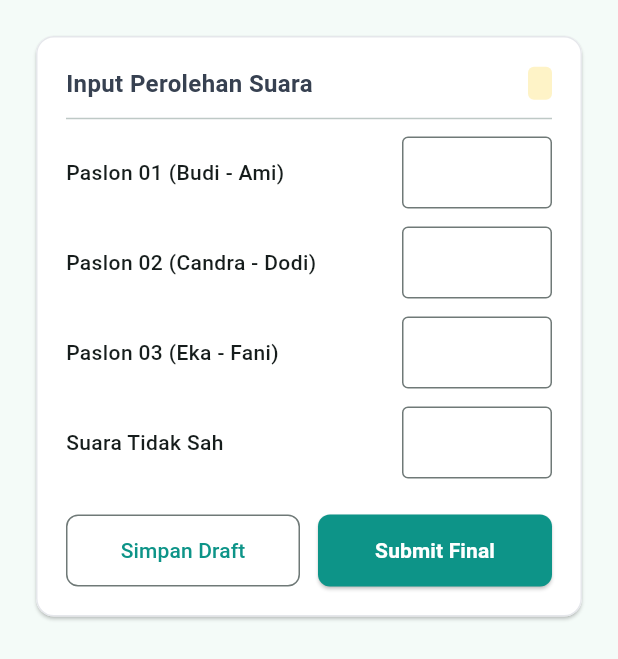
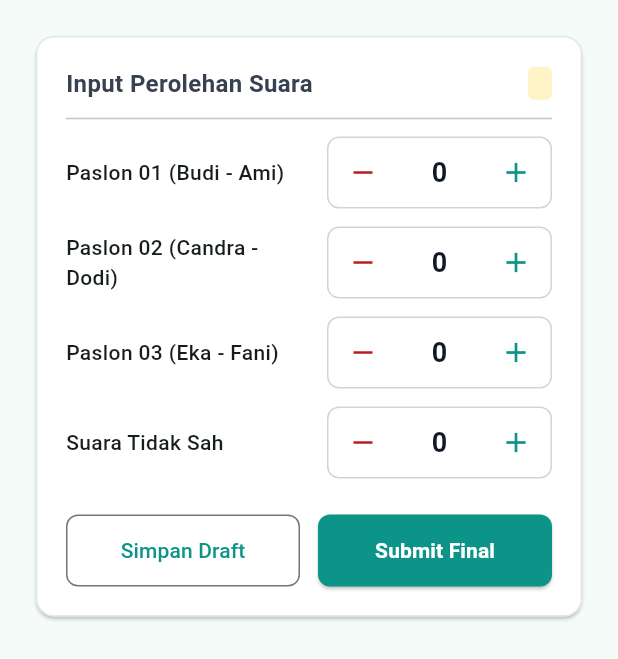
Before and after one commit to Stevano016/kpu-gentan, a Flutter app: the QuickCountTab widget shown alone on an empty page, opened directly with empty values, on a phone screen of 412 x 824 dp. Shown: the top 659 px of the screen. Run offline on Flutter 3.47's test engine with Material 3 defaults, Android fonts, the phone set to English and light mode, and no system bars; our stand-ins replace shared_preferences; missing offline and left inert: mobile_scanner; accounts and stored records are empty; network calls fail.

Commit message:
feat: hitung suara pakai tombol tambah dan kurang di aplikasi lapangan
Mengetik angka di lokasi penghitungan mudah salah dan merepotkan; sekarang
petugas cukup menekan tombol. Angkanya tetap disimpan di tempat yang sama
seperti sebelumnya, jadi penyimpanan draft dan pengiriman final tidak ikut
berubah. Nilainya tidak bisa turun di bawah nol.

Tombolnya bisa ditekan-tahan: perolehan satu TPS bisa mencapai ratusan, dan
mengharuskan petugas mengetuk sebanyak itu jelas tidak masuk akal.

Statistik di beranda ikut menyesuaikan tahapan pendataan yang baru, dan
membaca kolom lama sebagai cadangan supaya perangkat yang belum sinkron ulang
tetap terbaca.

Ditambah aturan keamanan jaringan yang mengizinkan koneksi tanpa TLS hanya ke
alamat server uji, sementara seluruh host lain tetap wajib HTTPS.

Co-Authored-By: Claude Opus 5 (1M context) <noreply@anthropic.com>

```diff
--- a/mobile/lib/screens/tabs/quick_count_tab.dart
+++ b/mobile/lib/screens/tabs/quick_count_tab.dart
@@ -1,3 +1,5 @@
+import 'dart:async';
+
 import 'package:flutter/material.dart';
 import '../../utils/paslon_helper.dart';
 
@@ -166,20 +168,133 @@ class QuickCountTab extends StatelessWidget {
           ),
         ),
         const SizedBox(width: 12),
-        SizedBox(
-          width: 100,
-          child: TextField(
-            controller: controller,
-            keyboardType: TextInputType.number,
-            textAlign: TextAlign.center,
-            enabled: !locked,
-            decoration: const InputDecoration(
-              contentPadding: EdgeInsets.symmetric(vertical: 8),
-              border: OutlineInputBorder(),
-            ),
-          ),
-        ),
+        StepperAngka(controller: controller, aktif: !locked),
       ],
     );
   }
 }
+
+/// Penghitung suara dengan tombol tambah dan kurang.
+///
+/// Angkanya tetap disimpan di [TextEditingController] yang sama seperti saat
+/// masih diketik, supaya logika penyimpanan draft dan submit di layar induk
+/// tidak perlu ikut berubah.
+///
+/// Tombolnya bisa ditekan-tahan: perolehan suara satu TPS bisa ratusan, dan
+/// mengharuskan petugas mengetuk ratusan kali jelas tidak masuk akal.
+class StepperAngka extends StatefulWidget {
+  final TextEditingController controller;
+  final bool aktif;
+
+  const StepperAngka({super.key, required this.controller, required this.aktif});
+
+  @override
+  State<StepperAngka> createState() => _StepperAngkaState();
+}
+
+class _StepperAngkaState extends State<StepperAngka> {
+  Timer? _pengulang;
+
+  @override
+  void dispose() {
+    _pengulang?.cancel();
+    super.dispose();
+  }
+
+  int get _nilai => int.tryParse(widget.controller.text.trim()) ?? 0;
+
+  void _ubah(int selisih) {
+    // Suara tidak mungkin negatif.
+    final baru = (_nilai + selisih).clamp(0, 999999);
+    widget.controller.text = baru.toString();
+  }
+
+  void _mulaiUlang(int selisih) {
+    _ubah(selisih);
+    _pengulang?.cancel();
+    _pengulang = Timer.periodic(const Duration(milliseconds: 90), (_) => _ubah(selisih));
+  }
+
+  void _berhenti() {
+    _pengulang?.cancel();
+    _pengulang = null;
+  }
+
+  @override
+  Widget build(BuildContext context) {
+    const tealColor = Color(0xFF0D9488);
+
+    return Container(
+      decoration: BoxDecoration(
+        border: Border.all(color: const Color(0xFFD1D5DB)),
+        borderRadius: BorderRadius.circular(8),
+      ),
+      child: Row(
+        mainAxisSize: MainAxisSize.min,
+        children: [
+          _tombol(
+            ikon: Icons.remove,
+            aktif: widget.aktif,
+            selisih: -1,
+            warna: const Color(0xFFB91C1C),
+          ),
+          // Angkanya ikut berubah tanpa perlu setState karena controller
+          // memang sudah berupa notifier.
+          ValueListenableBuilder<TextEditingValue>(
+            valueListenable: widget.controller,
+            builder: (context, value, _) {
+              final angka = int.tryParse(value.text.trim()) ?? 0;
+              return Container(
+                constraints: const BoxConstraints(minWidth: 56),
+                alignment: Alignment.center,
+                padding: const EdgeInsets.symmetric(vertical: 10),
+                child: Text(
+                  '$angka',
+                  style: TextStyle(
+                    fontSize: 18,
+                    fontWeight: FontWeight.bold,
+                    color: widget.aktif ? const Color(0xFF111827) : Colors.grey,
+                  ),
+                ),
+              );
+            },
+          ),
+          _tombol(
+            ikon: Icons.add,
+            aktif: widget.aktif,
+            selisih: 1,
+            warna: tealColor,
+          ),
+        ],
+      ),
+    );
+  }
+
+  Widget _tombol({
+    required IconData ikon,
+    required bool aktif,
+    required int selisih,
+    required Color warna,
+  }) {
+    return GestureDetector(
+      onLongPressStart: aktif ? (_) => _mulaiUlang(selisih) : null,
+      onLongPressEnd: aktif ? (_) => _berhenti() : null,
+      onLongPressCancel: aktif ? _berhenti : null,
+      child: Material(
+        color: Colors.transparent,
+        child: InkWell(
+          onTap: aktif ? () => _ubah(selisih) : null,
+          borderRadius: BorderRadius.circular(8),
+          child: Padding(
+            padding: const EdgeInsets.symmetric(horizontal: 12, vertical: 10),
+            child: Icon(
+              ikon,
+              size: 22,
+              color: aktif ? warna : Colors.grey[400],
+            ),
+          ),
+        ),
+      ),
+    );
+  }
+}
```
Also changed, not shown: mobile/lib/screens/home_screen.dart (+17 -8 lines), 2 other files.
